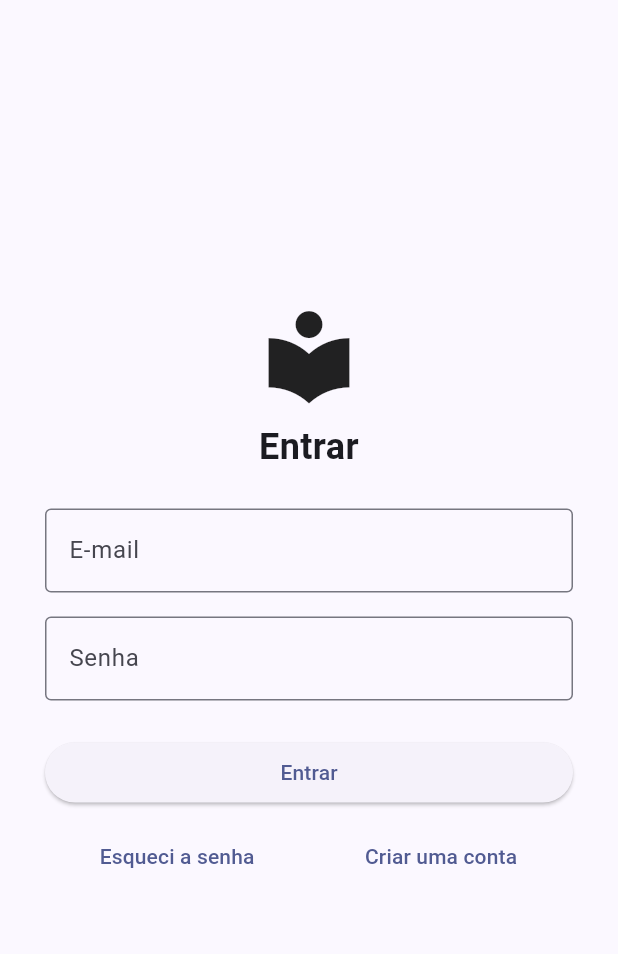
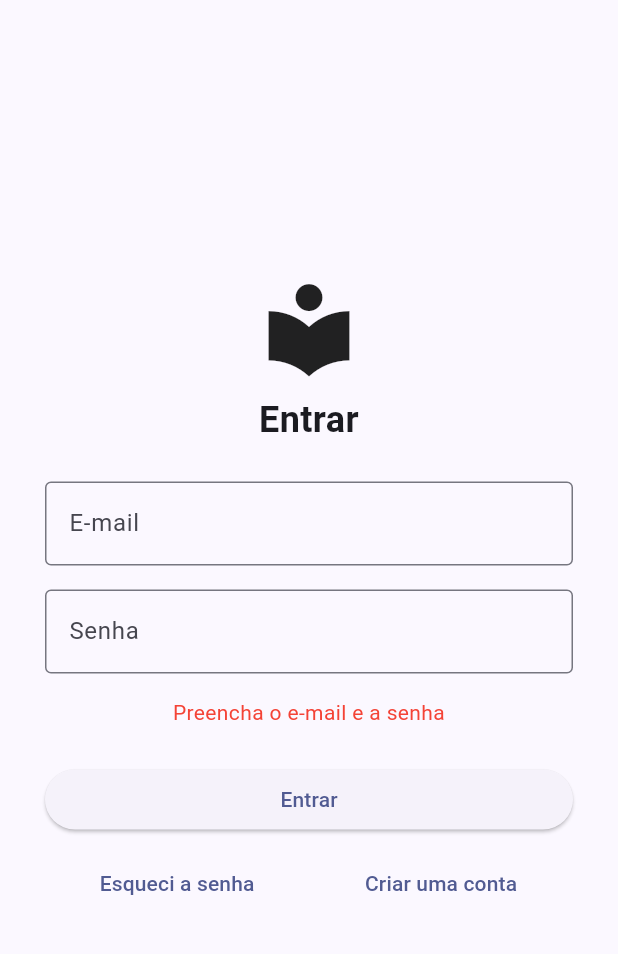
Before and after one commit to devagnerlp/projetosflutter, a Flutter app: the screen it shows after launch, after a tap on "Entrar", on a phone screen of 412 x 824 dp, the part 63-1017 px from its top. Run offline on Flutter 3.47's test engine with Material 3 defaults, Android fonts, the phone set to English and light mode, and no system bars; accounts and stored records are empty.

Commit message:
o login de verdade, em camadas

```diff
--- a/gab_grading/frontend/lib/main.dart
+++ b/gab_grading/frontend/lib/main.dart
@@ -1,22 +1,28 @@
 import 'package:flutter/material.dart';
 
+import 'repositories/usuario_repository.dart';
 import 'telas/login_screen.dart';
-import 'telas/cadastro_screen.dart';
+import 'services/sessao_service.dart';
 
+// Aqui as camadas se montam, como o main.py monta a API no backend:
+// o repositório entra no service, e o service entra nas telas.
 void main() {
-  runApp(const GabGradingApp());
+  final sessao = SessaoService(UsuarioRepository());
+  runApp(GabGradingApp(sessao: sessao));
 }
 
 class GabGradingApp extends StatelessWidget {
-  const GabGradingApp({super.key});
+  const GabGradingApp({super.key, required this.sessao});
+
+  final SessaoService sessao;
+
   @override
   Widget build(BuildContext context) {
     return MaterialApp(
       title: 'GabGrading',
       debugShowCheckedModeBanner: false,
       theme: ThemeData(colorSchemeSeed: Colors.indigo),
-      home: const LoginScreen(),
-      //home: const CadastroScreen(),
+      home: LoginScreen(sessao: sessao),
     );
   }
 }
--- /dev/null
+++ b/gab_grading/frontend/lib/models/usuario.dart
@@ -0,0 +1,13 @@
+// O usuário como o app o conhece: o mesmo UsuarioPublico que a API devolve.
+class Usuario {
+  Usuario({required this.id, required this.nome, required this.email});
+
+  final int id;
+  final String nome;
+  final String email;
+
+  // Monta um Usuario a partir do JSON da API: {"id": 1, "nome": "Ana", ...}.
+  factory Usuario.fromJson(Map<String, dynamic> json) {
+    return Usuario(id: json['id'], nome: json['nome'], email: json['email']);
+  }
+}
--- /dev/null
+++ b/gab_grading/frontend/lib/repositories/usuario_repository.dart
@@ -0,0 +1,39 @@
+import 'dart:convert';
+
+import 'package:http/http.dart' as http;
+
+import '../models/usuario.dart';
+
+// Onde a API roda: o uvicorn, na porta de sempre.
+const enderecoDaApi = 'http://127.0.0.1:8000';
+
+// A camada de dados: o único lugar do app que sabe endereço, HTTP e JSON.
+// No backend, o repository fala com o banco; aqui, ele fala com a API.
+class UsuarioRepository {
+  UsuarioRepository({http.Client? cliente}) : cliente = cliente ?? http.Client();
+
+  final http.Client cliente;
+
+  // Manda o e-mail e a senha, como o Authorize do /docs. Devolve o token,
+  // ou null se a API recusar.
+  Future<String?> entrar(String email, String senha) async {
+    final resposta = await cliente.post(
+      Uri.parse('$enderecoDaApi/usuarios/login'),
+      body: {'username': email, 'password': senha},
+    );
+    if (resposta.statusCode != 200) {
+      return null;
+    }
+    final corpo = jsonDecode(resposta.body);
+    return corpo['access_token'];
+  }
+
+  // Pergunta quem é o dono do token. O token vai no cabeçalho do pedido.
+  Future<Usuario> quemSouEu(String token) async {
+    final resposta = await cliente.get(
+      Uri.parse('$enderecoDaApi/usuarios/eu'),
+      headers: {'Authorization': 'Bearer $token'},
+    );
+    return Usuario.fromJson(jsonDecode(resposta.body));
+  }
+}
--- /dev/null
+++ b/gab_grading/frontend/lib/services/sessao_service.dart
@@ -0,0 +1,42 @@
+import '../models/usuario.dart';
+import '../repositories/usuario_repository.dart';
+
+// Uma recusa do app, com a frase para a tela mostrar: como os erros.py do backend.
+class ErroDeLogin implements Exception {
+  ErroDeLogin(this.mensagem);
+
+  final String mensagem;
+}
+
+// A camada de negócio do app: as regras do login e quem está logado.
+// Não sabe de tela nem de HTTP: confere, pede ao repositório e guarda o token.
+class SessaoService {
+  SessaoService(this.repositorio);
+
+  final UsuarioRepository repositorio;
+  String? token;
+
+  Future<void> entrar(String email, String senha) async {
+    if (email.isEmpty || senha.isEmpty) {
+      throw ErroDeLogin('Preencha o e-mail e a senha');
+    }
+    String? recebido;
+    try {
+      recebido = await repositorio.entrar(email, senha);
+    } catch (e) {
+      throw ErroDeLogin('Não consegui falar com a API. O uvicorn está rodando?');
+    }
+    if (recebido == null) {
+      throw ErroDeLogin('E-mail ou senha incorretos');
+    }
+    token = recebido;
+  }
+
+  Future<Usuario> usuarioLogado() {
+    return repositorio.quemSouEu(token!);
+  }
+
+  void sair() {
+    token = null;
+  }
+}
--- a/gab_grading/frontend/lib/telas/login_screen.dart
+++ b/gab_grading/frontend/lib/telas/login_screen.dart
@@ -1,7 +1,54 @@
 import 'package:flutter/material.dart';
 
-class LoginScreen extends StatelessWidget {
-  const LoginScreen({super.key});
+import '../services/sessao_service.dart';
+import 'cadastro_screen.dart';
+import 'inicio_screen.dart';
+
+// A camada de apresentação: recebe o clique, pede ao service e mostra a resposta.
+class LoginScreen extends StatefulWidget {
+  const LoginScreen({super.key, required this.sessao});
+
+  final SessaoService sessao;
+
+  @override
+  State<LoginScreen> createState() => _LoginScreenState();
+}
+
+class _LoginScreenState extends State<LoginScreen> {
+  final email = TextEditingController();
+  final senha = TextEditingController();
+  bool carregando = false;
+  String? erro;
+
+  Future<void> entrar() async {
+    setState(() {
+      carregando = true;
+      erro = null;
+    });
+    try {
+      await widget.sessao.entrar(email.text, senha.text);
+    } on ErroDeLogin catch (e) {
+      setState(() {
+        carregando = false;
+        erro = e.mensagem;
+      });
+      return;
+    }
+    if (!mounted) return;
+    Navigator.pushReplacement(
+      context,
+      MaterialPageRoute(
+        builder: (context) => InicioScreen(sessao: widget.sessao),
+      ),
+    );
+  }
+
+  @override
+  void dispose() {
+    email.dispose();
+    senha.dispose();
+    super.dispose();
+  }
 
   @override
   Widget build(BuildContext context) {
@@ -23,25 +70,35 @@ class LoginScreen extends StatelessWidget {
                   style: TextStyle(fontSize: 24, fontWeight: FontWeight.bold),
                 ),
                 const SizedBox(height: 24),
-                const TextField(
-                  decoration: InputDecoration(
+                TextField(
+                  controller: email,
+                  decoration: const InputDecoration(
                     labelText: 'E-mail',
                     border: OutlineInputBorder(),
                   ),
                   keyboardType: TextInputType.emailAddress,
                 ),
                 const SizedBox(height: 16),
-                const TextField(
-                  decoration: InputDecoration(
+                TextField(
+                  controller: senha,
+                  decoration: const InputDecoration(
                     labelText: 'Senha',
                     border: OutlineInputBorder(),
                   ),
                   obscureText: true,
                 ),
+                if (erro != null) ...[
+                  const SizedBox(height: 16),
+                  Text(
+                    erro!,
+                    textAlign: TextAlign.center,
+                    style: const TextStyle(color: Colors.red),
+                  ),
+                ],
                 const SizedBox(height: 24),
                 ElevatedButton(
-                  onPressed: () {},
-                  child: const Text('Entrar'),
+                  onPressed: carregando ? null : entrar,
+                  child: Text(carregando ? 'Entrando...' : 'Entrar'),
                 ),
                 const SizedBox(height: 8),
                 Row(
@@ -54,7 +111,14 @@ class LoginScreen extends StatelessWidget {
                     ),
                     Expanded(
                       child: TextButton(
-                        onPressed: () {},
+                        onPressed: () {
+                          Navigator.push(
+                            context,
+                            MaterialPageRoute(
+                              builder: (context) => const CadastroScreen(),
+                            ),
+                          );
+                        },
                         child: const Text('Criar uma conta'),
                       ),
                     ),
--- a/gab_grading/frontend/pubspec.yaml
+++ b/gab_grading/frontend/pubspec.yaml
@@ -34,6 +34,7 @@ dependencies:
   # The following adds the Cupertino Icons font to your application.
   # Use with the CupertinoIcons class for iOS style icons.
   cupertino_icons: ^1.0.8
+  http: ^1.6.0
 
 dev_dependencies:
   flutter_test:
```
Also changed, not shown: gab_grading/frontend/lib/telas/inicio_screen.dart (added, +79 -0 lines), 2 other files.
